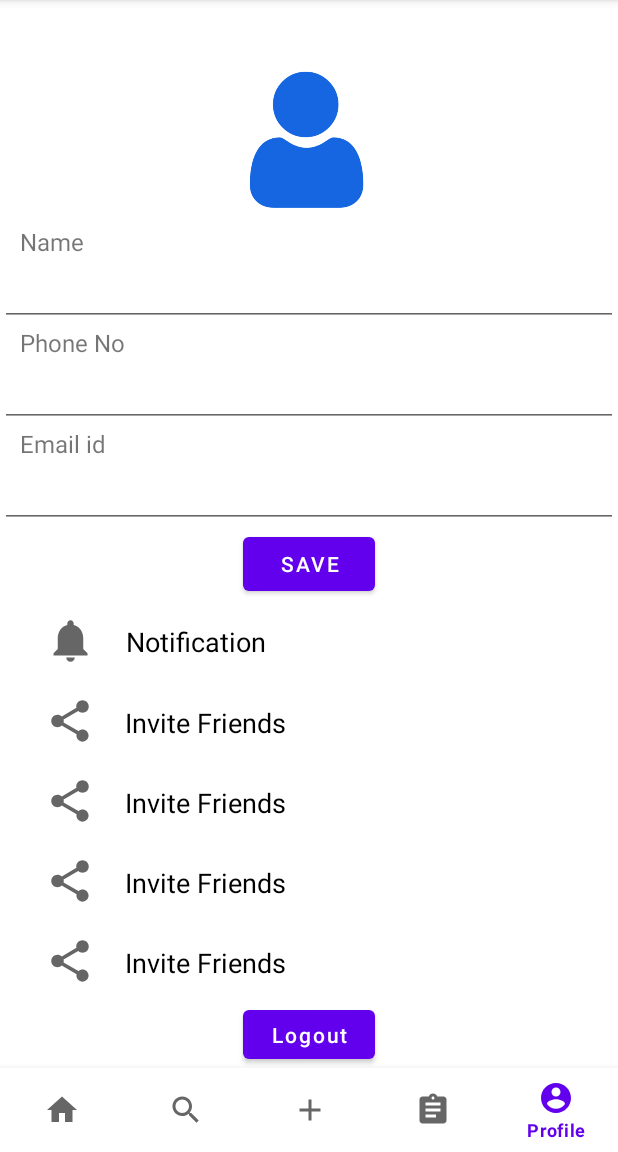
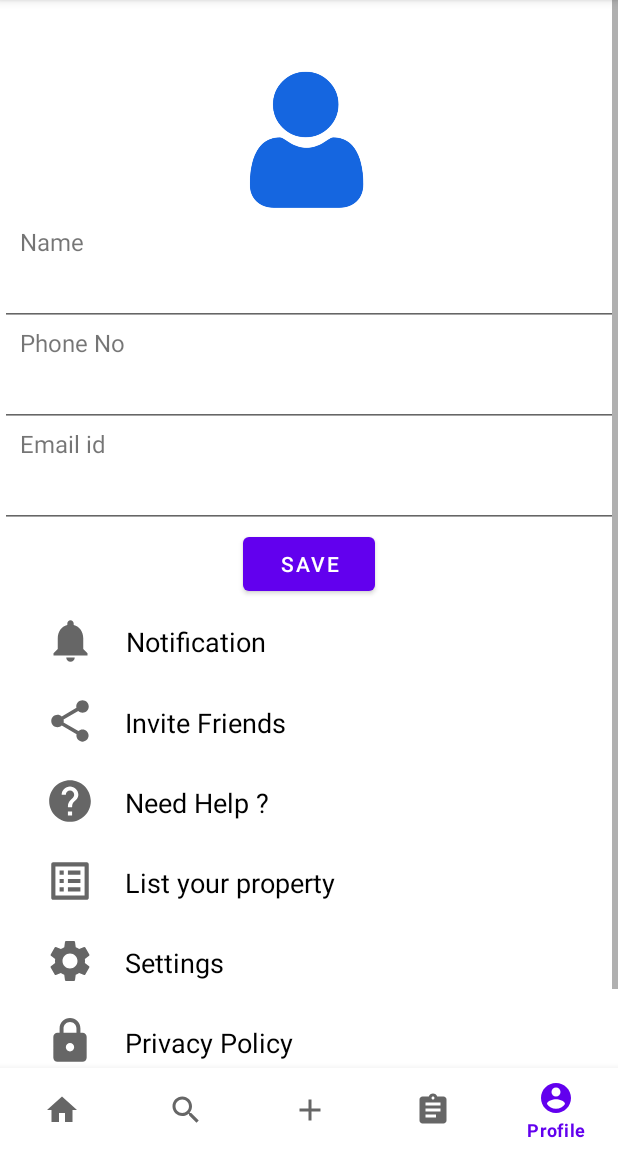
Before and after one commit to bidyutmahato/Mess_Finder, an Android app: the screen it shows after launch (MainActivity), item 5 of the bottom bar chosen, on a phone screen of 412 x 824 dp, the part 84-1236 px from its top. Run offline under Robolectric (Android 15) with nearby library versions, the phone set to English and light mode, and no system bars; our stand-ins replace CircleImageView, Firebase (no records; nobody signed in at launch, a user with empty details on screens opened directly).

Commit message:
version 1.0.7 (profile 2.0)

```diff
--- /dev/null
+++ b/app/src/main/res/drawable/icon_help.xml
@@ -0,0 +1,10 @@
+<vector xmlns:android="http://schemas.android.com/apk/res/android"
+    android:width="24dp"
+    android:height="24dp"
+    android:viewportWidth="24"
+    android:viewportHeight="24"
+    android:tint="?attr/colorControlNormal">
+  <path
+      android:fillColor="@android:color/white"
+      android:pathData="M12,2C6.48,2 2,6.48 2,12s4.48,10 10,10 10,-4.48 10,-10S17.52,2 12,2zM13,19h-2v-2h2v2zM15.07,11.25l-0.9,0.92C13.45,12.9 13,13.5 13,15h-2v-0.5c0,-1.1 0.45,-2.1 1.17,-2.83l1.24,-1.26c0.37,-0.36 0.59,-0.86 0.59,-1.41 0,-1.1 -0.9,-2 -2,-2s-2,0.9 -2,2L8,9c0,-2.21 1.79,-4 4,-4s4,1.79 4,4c0,0.88 -0.36,1.68 -0.93,2.25z"/>
+</vector>
--- /dev/null
+++ b/app/src/main/res/drawable/icon_list.xml
@@ -0,0 +1,10 @@
+<vector xmlns:android="http://schemas.android.com/apk/res/android"
+    android:width="24dp"
+    android:height="24dp"
+    android:viewportWidth="24"
+    android:viewportHeight="24"
+    android:tint="?attr/colorControlNormal">
+  <path
+      android:fillColor="@android:color/white"
+      android:pathData="M19,5v14L5,19L5,5h14m1.1,-2L3.9,3c-0.5,0 -0.9,0.4 -0.9,0.9v16.2c0,0.4 0.4,0.9 0.9,0.9h16.2c0.4,0 0.9,-0.5 0.9,-0.9L21,3.9c0,-0.5 -0.5,-0.9 -0.9,-0.9zM11,7h6v2h-6L11,7zM11,11h6v2h-6v-2zM11,15h6v2h-6zM7,7h2v2L7,9zM7,11h2v2L7,13zM7,15h2v2L7,17z"/>
+</vector>
--- /dev/null
+++ b/app/src/main/res/drawable/icon_privecy.xml
@@ -0,0 +1,10 @@
+<vector xmlns:android="http://schemas.android.com/apk/res/android"
+    android:width="24dp"
+    android:height="24dp"
+    android:viewportWidth="24"
+    android:viewportHeight="24"
+    android:tint="?attr/colorControlNormal">
+  <path
+      android:fillColor="@android:color/white"
+      android:pathData="M18,8h-1L17,6c0,-2.76 -2.24,-5 -5,-5S7,3.24 7,6v2L6,8c-1.1,0 -2,0.9 -2,2v10c0,1.1 0.9,2 2,2h12c1.1,0 2,-0.9 2,-2L20,10c0,-1.1 -0.9,-2 -2,-2zM12,17c-1.1,0 -2,-0.9 -2,-2s0.9,-2 2,-2 2,0.9 2,2 -0.9,2 -2,2zM15.1,8L8.9,8L8.9,6c0,-1.71 1.39,-3.1 3.1,-3.1 1.71,0 3.1,1.39 3.1,3.1v2z"/>
+</vector>
--- /dev/null
+++ b/app/src/main/res/drawable/icon_setting.xml
@@ -0,0 +1,10 @@
+<vector xmlns:android="http://schemas.android.com/apk/res/android"
+    android:width="24dp"
+    android:height="24dp"
+    android:viewportWidth="24"
+    android:viewportHeight="24"
+    android:tint="?attr/colorControlNormal">
+  <path
+      android:fillColor="@android:color/white"
+      android:pathData="M19.14,12.94c0.04,-0.3 0.06,-0.61 0.06,-0.94c0,-0.32 -0.02,-0.64 -0.07,-0.94l2.03,-1.58c0.18,-0.14 0.23,-0.41 0.12,-0.61l-1.92,-3.32c-0.12,-0.22 -0.37,-0.29 -0.59,-0.22l-2.39,0.96c-0.5,-0.38 -1.03,-0.7 -1.62,-0.94L14.4,2.81c-0.04,-0.24 -0.24,-0.41 -0.48,-0.41h-3.84c-0.24,0 -0.43,0.17 -0.47,0.41L9.25,5.35C8.66,5.59 8.12,5.92 7.63,6.29L5.24,5.33c-0.22,-0.08 -0.47,0 -0.59,0.22L2.74,8.87C2.62,9.08 2.66,9.34 2.86,9.48l2.03,1.58C4.84,11.36 4.8,11.69 4.8,12s0.02,0.64 0.07,0.94l-2.03,1.58c-0.18,0.14 -0.23,0.41 -0.12,0.61l1.92,3.32c0.12,0.22 0.37,0.29 0.59,0.22l2.39,-0.96c0.5,0.38 1.03,0.7 1.62,0.94l0.36,2.54c0.05,0.24 0.24,0.41 0.48,0.41h3.84c0.24,0 0.44,-0.17 0.47,-0.41l0.36,-2.54c0.59,-0.24 1.13,-0.56 1.62,-0.94l2.39,0.96c0.22,0.08 0.47,0 0.59,-0.22l1.92,-3.32c0.12,-0.22 0.07,-0.47 -0.12,-0.61L19.14,12.94zM12,15.6c-1.98,0 -3.6,-1.62 -3.6,-3.6s1.62,-3.6 3.6,-3.6s3.6,1.62 3.6,3.6S13.98,15.6 12,15.6z"/>
+</vector>
--- a/app/src/main/res/layout/fragment_profile.xml
+++ b/app/src/main/res/layout/fragment_profile.xml
@@ -1,6 +1,17 @@
 <?xml version="1.0" encoding="utf-8"?>
+    <ScrollView
+        xmlns:android="http://schemas.android.com/apk/res/android"
+        xmlns:tools="http://schemas.android.com/tools"
+        android:layout_width="match_parent"
+        android:layout_height="match_parent">
+
+        <LinearLayout
+            android:layout_width="match_parent"
+            android:layout_height="wrap_content"
+            android:orientation="vertical" >
+
+
     <RelativeLayout
-
 
         xmlns:android="http://schemas.android.com/apk/res/android"
         xmlns:tools="http://schemas.android.com/tools"
@@ -162,13 +173,13 @@
                 android:id="@+id/setting_share_icon3"
                 android:layout_width="33dp"
                 android:layout_height="33dp"
-            android:src="@drawable/icon_share"
+                android:src="@drawable/icon_help"
                 android:layout_marginLeft="20dp"
                 />
             <TextView
                 android:layout_width="wrap_content"
                 android:layout_height="wrap_content"
-            android:text="Invite Friends"
+                android:text="Need Help ?"
                 android:textSize="18dp"
                 android:textColor="#000"
                 android:layout_marginLeft="20dp"
@@ -193,13 +204,13 @@
                 android:id="@+id/setting_share_icon5"
                 android:layout_width="33dp"
                 android:layout_height="33dp"
-            android:src="@drawable/icon_share"
+                android:src="@drawable/icon_list"
                 android:layout_marginLeft="20dp"
                 />
             <TextView
                 android:layout_width="wrap_content"
                 android:layout_height="wrap_content"
-            android:text="Invite Friends"
+                android:text="List your property"
                 android:textSize="18dp"
                 android:textColor="#000"
                 android:layout_marginLeft="20dp"
@@ -224,13 +235,13 @@
                 android:id="@+id/setting_share_icona6"
                 android:layout_width="33dp"
                 android:layout_height="33dp"
-            android:src="@drawable/icon_share"
+                android:src="@drawable/icon_setting"
                 android:layout_marginLeft="20dp"
                 />
             <TextView
                 android:layout_width="wrap_content"
                 android:layout_height="wrap_content"
-            android:text="Invite Friends"
+                android:text="Settings"
                 android:textSize="18dp"
                 android:textColor="#000"
                 android:layout_marginLeft="20dp"
@@ -239,47 +250,33 @@
         </LinearLayout>
 
 
+        // Last Layout for help section
 
+        <LinearLayout
+            android:id="@+id/profile_linear_last_layout"
+            android:layout_width="match_parent"
+            android:layout_height="wrap_content"
+            android:orientation="horizontal"
+            android:layout_below="@+id/profile_linear_layout_6"
+            android:padding="10dp">
 
+            <ImageView
+                android:id="@+id/setting_Privecy_policy"
+                android:layout_width="33dp"
+                android:layout_height="33dp"
+                android:src="@drawable/icon_privecy"
+                android:layout_marginLeft="20dp"
+                />
+            <TextView
+                android:layout_width="wrap_content"
+                android:layout_height="wrap_content"
+                android:text="Privacy Policy"
+                android:textSize="18dp"
+                android:textColor="#000"
+                android:layout_marginLeft="20dp"
+                android:layout_marginTop="5dp"/>
 
-
-
-
-
-
-
-
-
-
-
-
-
-
-
-
-
-
-
-
-
-
-
-
-
-
-
-
-
-
-
-
-
-
-
-
-
-
-
+        </LinearLayout>
 
 
         <Button
@@ -287,8 +284,12 @@
             android:layout_width="wrap_content"
             android:layout_height="wrap_content"
             android:layout_centerHorizontal="true"
-        android:layout_below="@id/profile_linear_layout_6"
+            android:layout_below="@id/profile_linear_last_layout"
             android:text="Logout"
             android:textAllCaps="false" />
 
     </RelativeLayout>
+
+        </LinearLayout>
+
+    </ScrollView>
```
Lines whose indentation alone changed are shown as unchanged.
